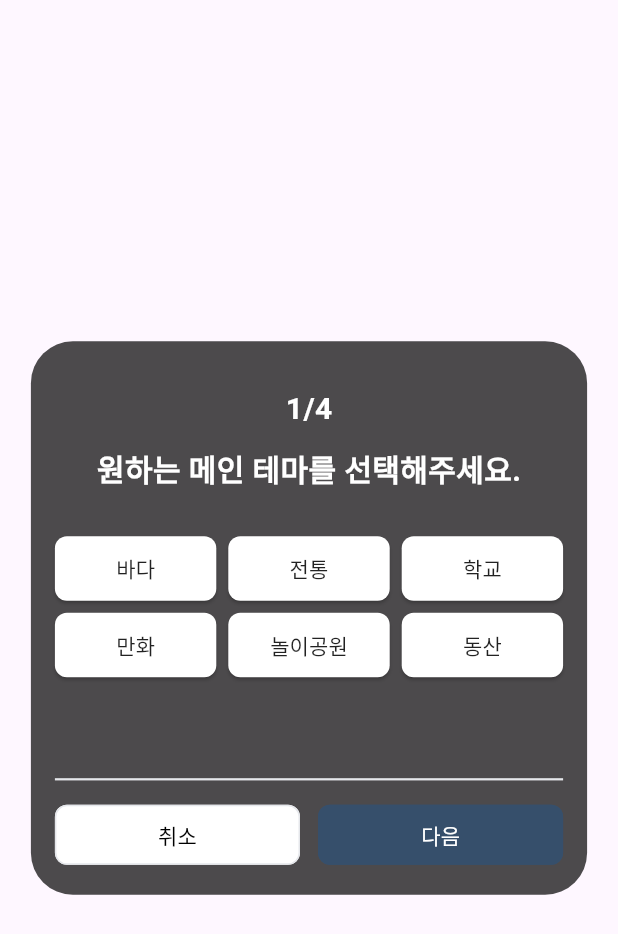
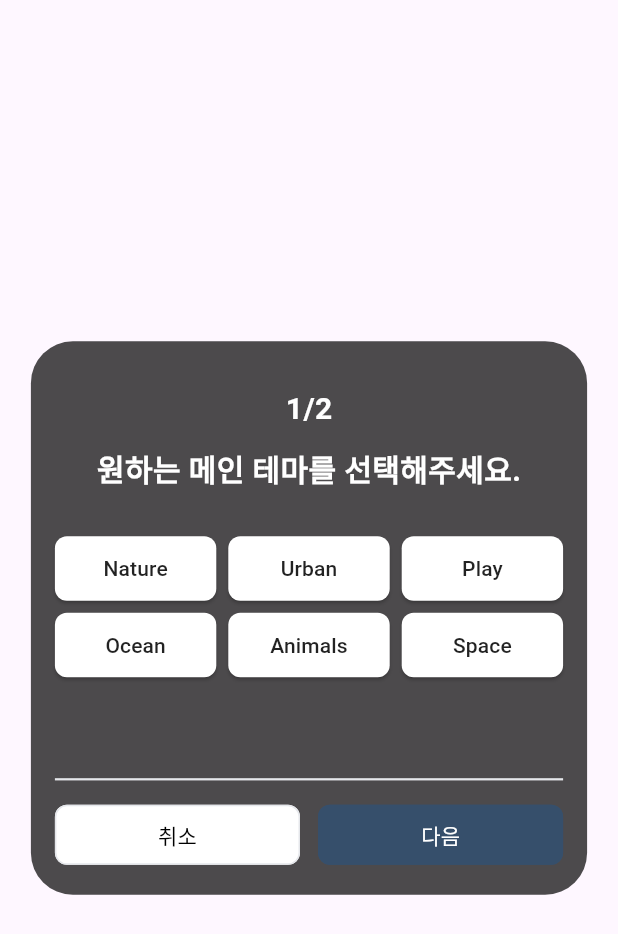
Before and after one commit to SKFLY-FINAL-PROJECT-6/saekdam-app-fe, a Flutter app: the PromptInputDialog widget shown alone on an empty page, opened directly with empty values, after a tap on "다음", on a phone screen of 412 x 824 dp. Shown: the top 934 px of the screen. Run offline on Flutter 3.47's test engine with Material 3 defaults, Android fonts, the phone set to English and light mode, and no system bars; our stand-ins replace camera, firebase_auth, firebase_core, flutter_animate, flutter_svg, google_sign_in and 3 more; missing offline and left inert: flutter_exif_rotation; accounts and stored records are empty.

Commit message:
🎨Update: 입력 프롬프트 수정
최종적으로 입력받을 프롬프트에 맞춰 프롬프트 입력 위젯 수정

```diff
--- a/lib/img_create/prompt_input_dialog.dart
+++ b/lib/img_create/prompt_input_dialog.dart
@@ -7,13 +7,14 @@ import 'package:fly_ai_1/splash_screen.dart';
 
 class PromptInputDialog extends StatefulWidget {
   final XFile? imageFile; // ✅ 전달받은 이미지 파일
-  final Map<String,dynamic> maskData;
-  const PromptInputDialog({Key? key, required this.imageFile, required this.maskData}) : super(key: key);
+  final Map<String, dynamic> maskData;
+  const PromptInputDialog(
+      {Key? key, required this.imageFile, required this.maskData})
+      : super(key: key);
 
   @override
   State<PromptInputDialog> createState() => _PromptInputDialogState();
 }
-
 
 class _PromptInputDialogState extends State<PromptInputDialog> {
   int stepIndex = 0;
@@ -21,41 +22,33 @@ class _PromptInputDialogState extends State<PromptInputDialog> {
   File? savedImage; // ✅ 저장할 이미지 변수
 
   Map<String, String?> data = {
-    "theme": null,  // 1단계: 메인 테마
-    "mood": null,   // 2단계: 분위기
-    "color": null,  // 3단계: 메인 컬러
-    "request": null // 4단계: 추가 요청 사항
+    "theme": null, // 1단계: 메인 테마
+    "request": null // 2단계: 추가 요청 사항 (글 프롬프트)
   };
   final List<String> stepPromptDescription = [
     '원하는 메인 테마를 선택해주세요.',
-    '원하는 분위기를 선택해주세요.',
-    '원하는 컬러를 선택해주세요.',
     '추가 요청 사항을 작성해주세요.',
   ];
 
   final List<String> stepPromptTitles = [
     '메인 테마',
-    '분위기',
-    '메인 컬러',
     '',
   ];
 
   List<String?> selectedKeywords = [null, null, null, null];
 
   void _nextStep() {
-
-    if (stepIndex < 3) { // ✅ 0~2단계 (키워드 선택)
-      if ((stepIndex == 0 && data['theme'] != null) ||
-          (stepIndex == 1 && data['mood'] != null) ||
-          (stepIndex == 2 && data['color'] != null)) {
+    if (stepIndex < stepPromptTitles.length - 1) {
+      // ✅ 0단계 (키워드 선택)
+      if (stepIndex == 0 && data['theme'] != null) {
         setState(() {
           stepIndex++;
         });
       } else {
         print("키워드를 선택해주세요!");
-
       }
-    } else if (stepIndex == 3) { // ✅ 4단계 (텍스트 입력)
+    } else if (stepIndex == stepPromptTitles.length - 1) {
+      // ✅ 1단계 (프롬프트 입력)
       if (promptController.text.isNotEmpty) {
         setState(() {
           data['request'] = promptController.text;
@@ -74,17 +67,14 @@ class _PromptInputDialogState extends State<PromptInputDialog> {
                 crossAxisAlignment: CrossAxisAlignment.start,
                 children: [
                   Text("🎨 테마: ${data['theme']}"),
-                  Text("🎭 분위기: ${data['mood']}"),
-                  Text("🌈 색상: ${data['color']}"),
+                  // Text("🎭 분위기: ${data['mood']}"),
+                  // Text("🌈 색상: ${data['color']}"),
                   Text(
-                    "📝 추가 요청: ${ (data['request'] ?? '').length > 10
-                        ? data['request']!.substring(0, 10) + '...'
-                        : data['request'] ?? '' }",
+                    "📝 추가 요청: ${(data['request'] ?? '').length > 10 ? data['request']!.substring(0, 10) + '...' : data['request'] ?? ''}",
                     style: TextStyle(fontWeight: FontWeight.bold),
                   ),
                 ],
               ),
-
               actions: [
                 TextButton(
                   onPressed: () {
@@ -96,7 +86,8 @@ class _PromptInputDialogState extends State<PromptInputDialog> {
                   onPressed: () {
                     Navigator.pushAndRemoveUntil(
                       context,
-                      MaterialPageRoute(builder: (context) => SplashScreen()), // ✅ 홈 화면 이동
+                      MaterialPageRoute(
+                          builder: (context) => SplashScreen()), // ✅ 홈 화면 이동
                       (route) => false, // ✅ 이전 화면 모두 제거
                     );
                   },
@@ -110,18 +101,13 @@ class _PromptInputDialogState extends State<PromptInputDialog> {
         print("추가 요청 사항을 입력해주세요!");
       }
     }
-
-
   }
 
   void selectKeyword(String keyword) {
     setState(() {
-      if(stepIndex == 0) data['theme'] = keyword;
-      if(stepIndex == 1) data['mood'] = keyword;
-      if(stepIndex == 2) data['color'] = keyword;
+      if (stepIndex == 0) data['theme'] = keyword;
     });
     print("현재 선택된 키워드 상태: $data"); // ✅ 현재 상태 출력
-
   }
 
   void _prevStep() {
@@ -162,8 +148,10 @@ class _PromptInputDialogState extends State<PromptInputDialog> {
       );
     }
   }
+
   Widget buildStepWidget(int stepIndex) {
-    if (stepIndex == 3) { // ✅ 4단계 (텍스트 입력)
+    if (stepIndex == stepPromptTitles.length - 1) {
+      // ✅ 2단계 (텍스트 입력)
       return TextFormField(
         controller: promptController,
         decoration: InputDecoration(
@@ -186,16 +174,19 @@ class _PromptInputDialogState extends State<PromptInputDialog> {
           });
         },
       );
-    } else { // ✅ 0~2단계 (키워드 선택)
+    } else {
+      // ✅ 0~2단계 (키워드 선택)
       List<String> keywords = [];
 
       if (stepIndex == 0) {
-        keywords = ["바다", "전통", "학교", "만화", "놀이공원", "동산"];
-      } else if (stepIndex == 1) {
-        keywords = ["귀여운", "멋진", "활기찬", "세련된", "웅장한", "신선한"];
-      } else if (stepIndex == 2) {
-        keywords = ["빨강", "노랑", "초록", "파랑", "민트", "핑크", "주황", "흰색"];
+        keywords = ["Nature", "Urban", "Play", "Ocean", "Animals", "Space"];
       }
+      // else if (stepIndex == 1) {
+      //   keywords = ["귀여운", "멋진", "활기찬", "세련된", "웅장한", "신선한"];
+      // }
+      // else if (stepIndex == 2) {
+      //   keywords = ["빨강", "노랑", "초록", "파랑", "민트", "핑크", "주황", "흰색"];
+      // }
 
       return GridView.builder(
         shrinkWrap: true, // ✅ 부모 위젯 크기에 맞추기
@@ -213,7 +204,8 @@ class _PromptInputDialogState extends State<PromptInputDialog> {
             height: 40, // ✅ 버튼 높이 고정
             child: TagToggleButton(
               buttonText: keywords[index],
-              isSelected: (stepIndex == 0 && data['theme'] == keywords[index]) ||
+              isSelected:
+                  (stepIndex == 0 && data['theme'] == keywords[index]) ||
                       (stepIndex == 1 && data['mood'] == keywords[index]) ||
                       (stepIndex == 2 && data['color'] == keywords[index]),
               onTap: () {
@@ -243,36 +235,38 @@ class _PromptInputDialogState extends State<PromptInputDialog> {
             crossAxisAlignment: CrossAxisAlignment.center,
             children: [
               SizedBox(height: 15),
-
               Column(
                 mainAxisAlignment: MainAxisAlignment.center,
                 children: [
                   Text(
-                    "${stepIndex + 1}/4",
-                    style: TextStyle(fontSize: 20, fontWeight: FontWeight.bold, color: Colors.white),
+                    "${stepIndex + 1}/${stepPromptTitles.length}",
+                    style: TextStyle(
+                        fontSize: 20,
+                        fontWeight: FontWeight.bold,
+                        color: Colors.white),
                   ),
                   SizedBox(height: 10),
                   Text(
                     stepPromptDescription[stepIndex],
-                    style: TextStyle(fontSize: 20, fontWeight: FontWeight.bold, color: Colors.white),
+                    style: TextStyle(
+                        fontSize: 20,
+                        fontWeight: FontWeight.bold,
+                        color: Colors.white),
                   ),
                   SizedBox(height: 30),
                 ],
               ),
-
               SizedBox(
                 width: double.infinity,
                 child: buildStepWidget(stepIndex), // ✅ 동적으로 UI 생성
               ),
-
               const SizedBox(height: 60),
-
               SizedBox(
                 width: double.infinity,
-                child: Divider(color: Color.fromRGBO(229, 231, 235, 1), thickness: 1.5),
+                child: Divider(
+                    color: Color.fromRGBO(229, 231, 235, 1), thickness: 1.5),
               ),
               const SizedBox(height: 5),
-
               Row(
                 spacing: 12,
                 children: [
@@ -284,7 +278,7 @@ class _PromptInputDialogState extends State<PromptInputDialog> {
                   ),
                   Expanded(
                     child: DialogStepButton(
-                      direction: stepIndex < 3 ? '다음' : '완료',
+                      direction: stepIndex < 1 ? '다음' : '완료',
                       onPressed: _nextStep,
                     ),
                   ),
```
Lines whose indentation alone changed are shown as unchanged.
